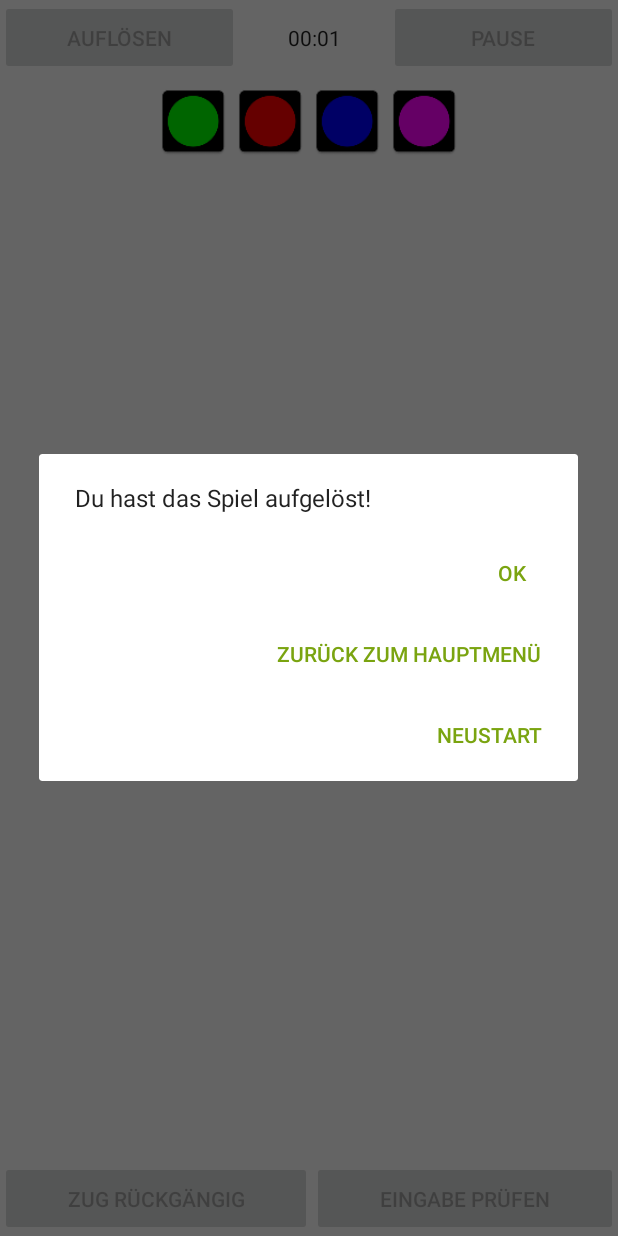
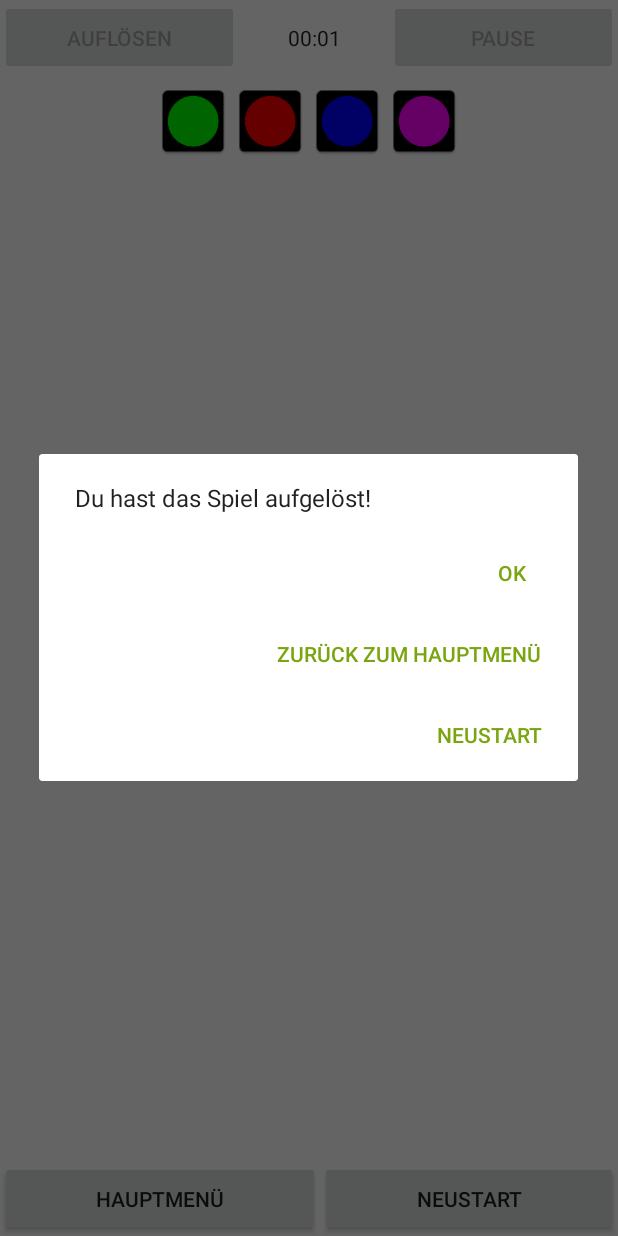
Before and after one commit to Philhil/DHBW-MasterMind, an Android app: the GameActivity screen opened directly, with no data from a screen before it, after a tap on "AUFLÖSEN", on a phone screen of 412 x 824 dp. Run offline under Robolectric (Android 15) with nearby library versions, the phone set to English and light mode, and no system bars.

Commit message:
+ Ids for new buttons after "Auflösen" + strings for new buttons + solved issue #6

```diff
--- a/app/src/main/java/de/dhbw/stuttgart/mastermind/GameActivity.java
+++ b/app/src/main/java/de/dhbw/stuttgart/mastermind/GameActivity.java
@@ -432,6 +432,14 @@ public class GameActivity extends AppCompatActivity implements OnClickListener{
         {
             case R.id.btn_game_aufloesen:
                 ShowPopup("Du hast das Spiel aufgelöst!", true);
+                Button button = (Button) findViewById(R.id.btn_game_rueckgaengig);
+                button.setText(R.string.btn_main_menue);
+                button.setEnabled(true);
+                button.setId(R.id.btn_main_menue);
+                button = (Button) findViewById(R.id.btn_game_pruefen);
+                button.setText(R.string.btn_new_game);
+                button.setId(R.id.btn_new_game);
+                button.setEnabled(true);
                 break;
             case R.id.btn_game_pause:
                 final Intent again = new Intent(this, GameActivity.class);
@@ -496,6 +504,13 @@ public class GameActivity extends AppCompatActivity implements OnClickListener{
                     ResetFarbvorschlagRow();
                     UpdateFarbvorschlagRow();
                 }
+                break;
+            case R.id.btn_main_menue:
+                finish();
+                break;
+            case R.id.btn_new_game:
+                Intent newGame = new Intent(this, GameActivity.class);
+                startActivity(newGame);
                 break;
             //Buttons in farbauswahl
             case 0:
--- /dev/null
+++ b/app/src/main/res/values/ids.xml
@@ -0,0 +1,5 @@
+<?xml version="1.0" encoding="utf-8"?>
+<resources>
+    <item type="id" name="btn_main_menue"/>
+    <item type="id" name="btn_new_game"/>
+</resources>
--- a/app/src/main/res/values/strings.xml
+++ b/app/src/main/res/values/strings.xml
@@ -13,6 +13,8 @@
     <string name="btn_break">Pause</string>
     <string name="btn_revert">Zug Rückgängig</string>
     <string name="btn_check">Eingabe Prüfen</string>
+    <string name="btn_new_game">Neustart</string>
+    <string name="btn_main_menue">Hauptmenü</string>
 
     <string name="label_ok">OK</string>
     <!-- TODO: Remove or change this placeholder text -->
```
